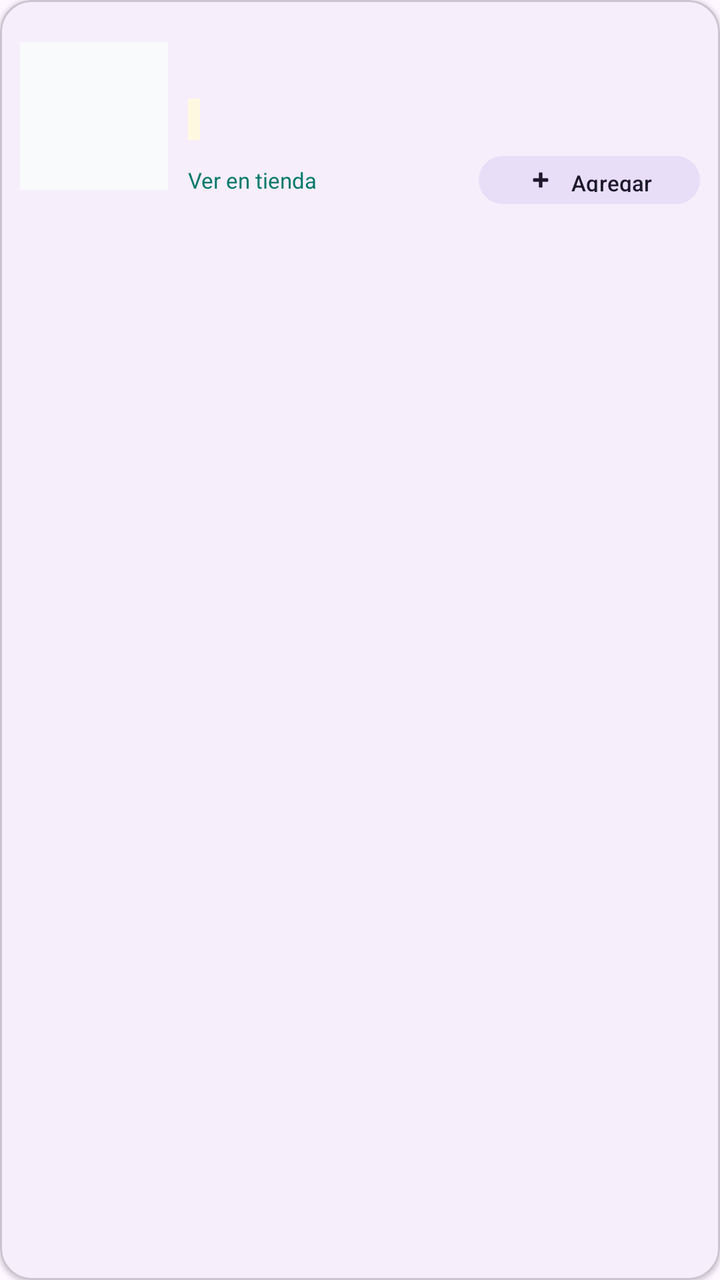
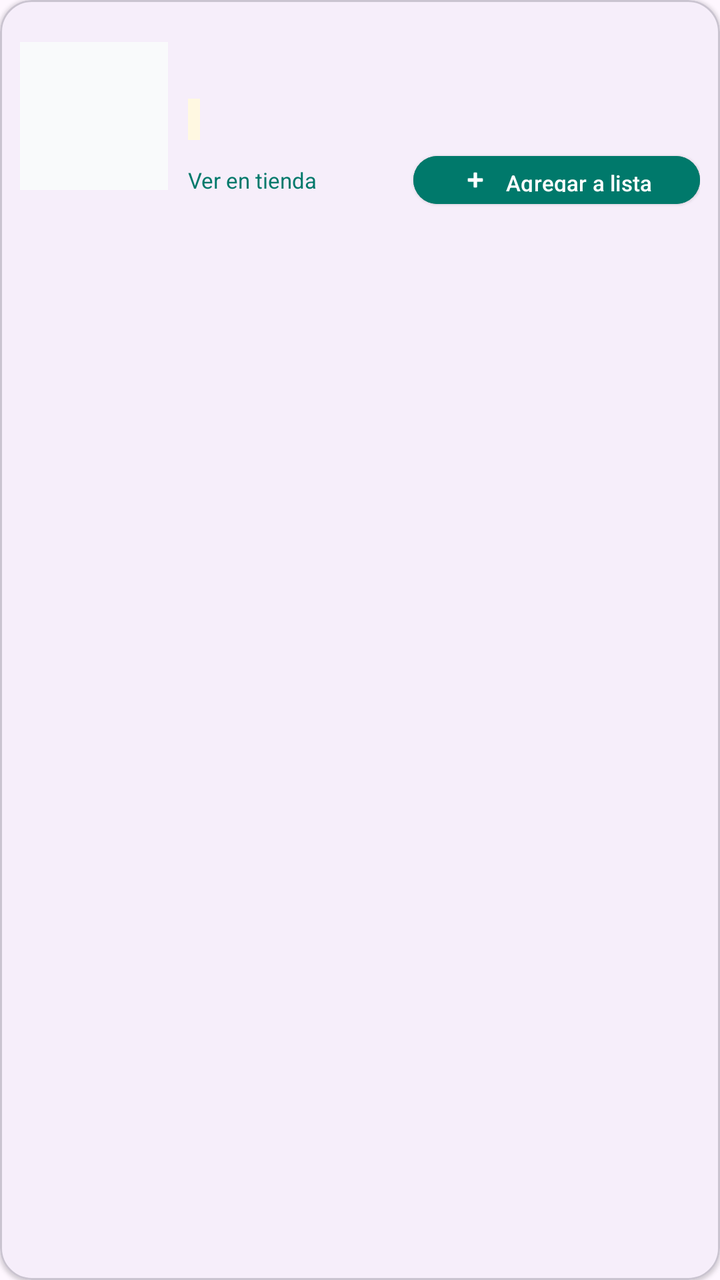

Two renders of the same Android screen: before a commit and after it. Below are the layout's source before the change and the commit's diff.
<!-- AndroidManifest.xml: application theme Theme.Material3.DayNight -->
<!-- res/layout/item_producto.xml -->
<?xml version="1.0" encoding="utf-8"?>
<com.google.android.material.card.MaterialCardView xmlns:android="http://schemas.android.com/apk/res/android"
    xmlns:app="http://schemas.android.com/apk/res-auto"
    android:layout_width="match_parent"
    android:layout_height="wrap_content"
    android:layout_marginBottom="10dp"
    app:cardCornerRadius="16dp"
    app:cardElevation="1dp">

    <LinearLayout
        android:layout_width="match_parent"
        android:layout_height="wrap_content"
        android:orientation="horizontal"
        android:padding="10dp"
        android:gravity="center_vertical">

        <ImageView
            android:id="@+id/imgProducto"
            android:layout_width="74dp"
            android:layout_height="74dp"
            android:scaleType="fitCenter"
            android:background="#F9FAFB" />

        <LinearLayout
            android:layout_width="0dp"
            android:layout_weight="1"
            android:layout_height="wrap_content"
            android:orientation="vertical"
            android:paddingStart="10dp">

            <TextView
                android:id="@+id/tvNombre"
                android:layout_width="match_parent"
                android:layout_height="wrap_content"
                android:textSize="13sp"
                android:textStyle="bold"
                android:maxLines="1"
                android:ellipsize="end" />

            <TextView
                android:id="@+id/tvPrecio"
                android:layout_width="wrap_content"
                android:layout_height="wrap_content"
                android:textSize="16sp"
                android:textStyle="bold"
                android:textColor="#00796B" />

            <TextView
                android:id="@+id/tvPromo"
                android:layout_width="wrap_content"
                android:layout_height="wrap_content"
                android:textSize="11sp"
                android:textColor="#6D4C00"
                android:background="#FFF8E1"
                android:padding="3dp" />

            <LinearLayout
                android:layout_width="match_parent"
                android:layout_height="wrap_content"
                android:orientation="horizontal"
                android:gravity="center_vertical"
                android:layout_marginTop="4dp">

                <TextView
                    android:id="@+id/tvLink"
                    android:layout_width="0dp"
                    android:layout_weight="1"
                    android:layout_height="wrap_content"
                    android:text="Ver en tienda"
                    android:textSize="11sp"
                    android:textColor="#00796B" />

                <com.google.android.material.button.MaterialButton
                    android:id="@+id/btnAgregar"
                    android:layout_width="wrap_content"
                    android:layout_height="32dp"
                    android:text="Agregar"
                    android:textSize="11sp"
                    app:icon="@android:drawable/ic_input_add"
                    app:iconSize="14dp"
                    app:cornerRadius="12dp"
                    style="@style/Widget.Material3.Button.TonalButton" />
            </LinearLayout>
        </LinearLayout>
    </LinearLayout>
</com.google.android.material.card.MaterialCardView>
<!-- resources referenced by this layout -->
<resources>

</resources>

<!-- the commit's change to res/layout/item_producto.xml (unified diff, before → after) -->
@@ -34,7 +34,7 @@
                 android:layout_height="wrap_content"
                 android:textSize="13sp"
                 android:textStyle="bold"
-                android:maxLines="1"
+                android:maxLines="2"
                 android:ellipsize="end" />
 
             <TextView
@@ -74,12 +74,15 @@
                     android:id="@+id/btnAgregar"
                     android:layout_width="wrap_content"
                     android:layout_height="32dp"
-                    android:text="Agregar"
+                    android:text="Agregar a lista"
                     android:textSize="11sp"
+                    android:textColor="@android:color/white"
                     app:icon="@android:drawable/ic_input_add"
                     app:iconSize="14dp"
+                    app:iconTint="@android:color/white"
                     app:cornerRadius="12dp"
-                    style="@style/Widget.Material3.Button.TonalButton" />
+                    android:backgroundTint="#00796B"
+                    style="@style/Widget.Material3.Button.ElevatedButton" />
             </LinearLayout>
         </LinearLayout>
     </LinearLayout>
